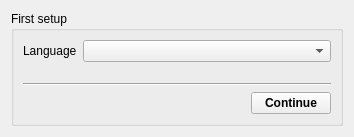
Before: the Qt Designer form OTWidgets/firstsetup.ui in pietr26/OMSI-Tools, drawn with Qt 5.
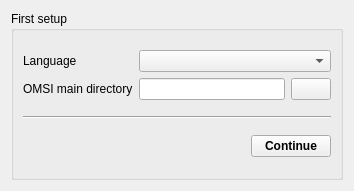
After: the same form once the commit is applied. Icons and pictures are not drawn.

Commit message: Added theme to firstSetup

What changed in the file:
```diff
--- a/OTWidgets/firstsetup.ui
+++ b/OTWidgets/firstsetup.ui
@@ -7,7 +7,7 @@
     <x>0</x>
     <y>0</y>
     <width>354</width>
-    <height>137</height>
+    <height>191</height>
    </rect>
   </property>
   <property name="windowTitle">
@@ -21,7 +21,7 @@
      </property>
      <layout class="QVBoxLayout" name="verticalLayout_2">
       <item>
-       <layout class="QFormLayout" name="formLayout">
+       <layout class="QGridLayout" name="gridLayout">
         <item row="0" column="0">
          <widget class="QLabel" name="lblLanguage">
           <property name="text">
@@ -29,7 +29,32 @@
           </property>
          </widget>
         </item>
-        <item row="0" column="1">
+        <item row="1" column="0">
+         <widget class="QLabel" name="lblMainDir">
+          <property name="text">
+           <string>OMSI main directory</string>
+          </property>
+         </widget>
+        </item>
+        <item row="1" column="1">
+         <widget class="QLineEdit" name="ledMainDir">
+          <property name="readOnly">
+           <bool>true</bool>
+          </property>
+         </widget>
+        </item>
+        <item row="1" column="2">
+         <widget class="QPushButton" name="btnSelectMainDir">
+          <property name="text">
+           <string/>
+          </property>
+          <property name="icon">
+           <iconset resource="../ressources.qrc">
+            <normaloff>:/rec/data/icons/iconOpen.svg</normaloff>:/rec/data/icons/iconOpen.svg</iconset>
+          </property>
+         </widget>
+        </item>
+        <item row="0" column="1" colspan="2">
          <widget class="QComboBox" name="cobxLanguage"/>
         </item>
        </layout>
```
The commit also changes 2 other files.
